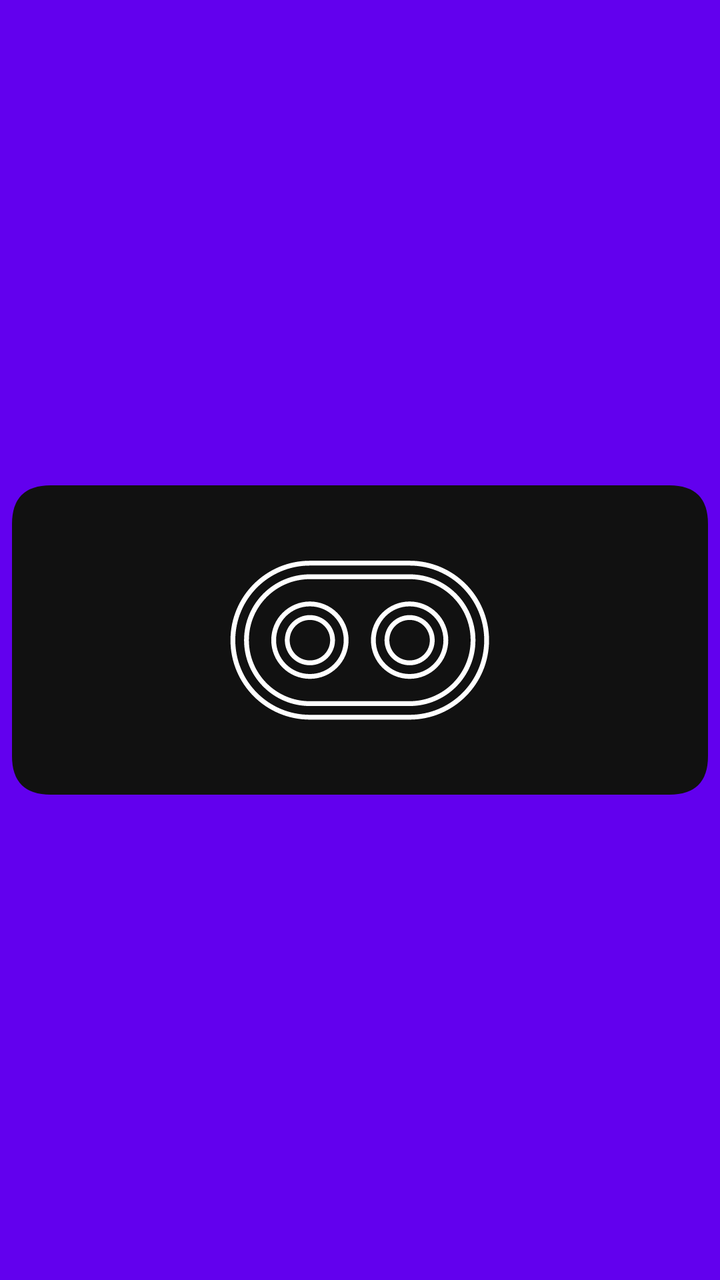
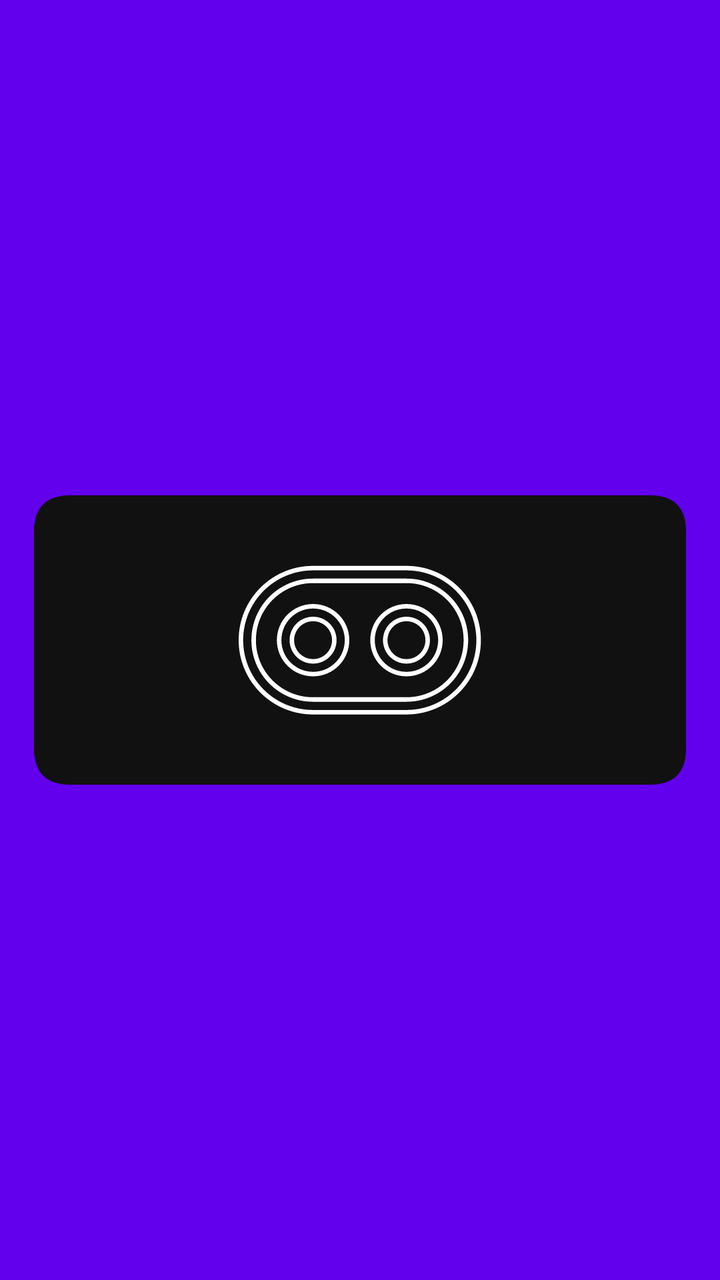

An Android layout rendered at two revisions. The XML below is the earlier revision; the diff shows what the commit changed to produce the second picture.
<!-- AndroidManifest.xml: fallback theme Theme.MaterialComponents.DayNight.NoActionBar -->
<!-- res/layout/droidx_logo.xml -->
<?xml version="1.0" encoding="utf-8"?>
<LinearLayout xmlns:android="http://schemas.android.com/apk/res/android"
    android:background="?android:attr/colorPrimary"
    android:layout_height="wrap_content"
    android:layout_width="match_parent"
    android:gravity="center"
    android:orientation="horizontal"
    android:selectable="false">

        <ImageView
            android:adjustViewBounds="true"
            android:layout_height="match_parent"
            android:layout_width="match_parent"
            android:scaleType="centerInside"
            android:layout_marginHorizontal="6dp"
            android:src="@drawable/ic_droidx_logo"/>

</LinearLayout>
<!-- resources referenced by this layout -->
<resources>
  <!-- drawable ic_droidx_logo: vector/xml drawable (drawable, 3549 chars, omitted) -->
</resources>

<!-- the commit's change to res/layout/droidx_logo.xml (unified diff, before → after) -->
@@ -3,16 +3,13 @@
     android:background="?android:attr/colorPrimary"
     android:layout_height="wrap_content"
     android:layout_width="match_parent"
-    android:gravity="center"
-    android:orientation="horizontal"
-    android:selectable="false">
+    android:gravity="center">
 
         <ImageView
             android:adjustViewBounds="true"
+            android:layout_margin="17dp"
             android:layout_height="match_parent"
             android:layout_width="match_parent"
-            android:scaleType="centerInside"
-            android:layout_marginHorizontal="6dp"
             android:src="@drawable/ic_droidx_logo"/>
 
 </LinearLayout>
